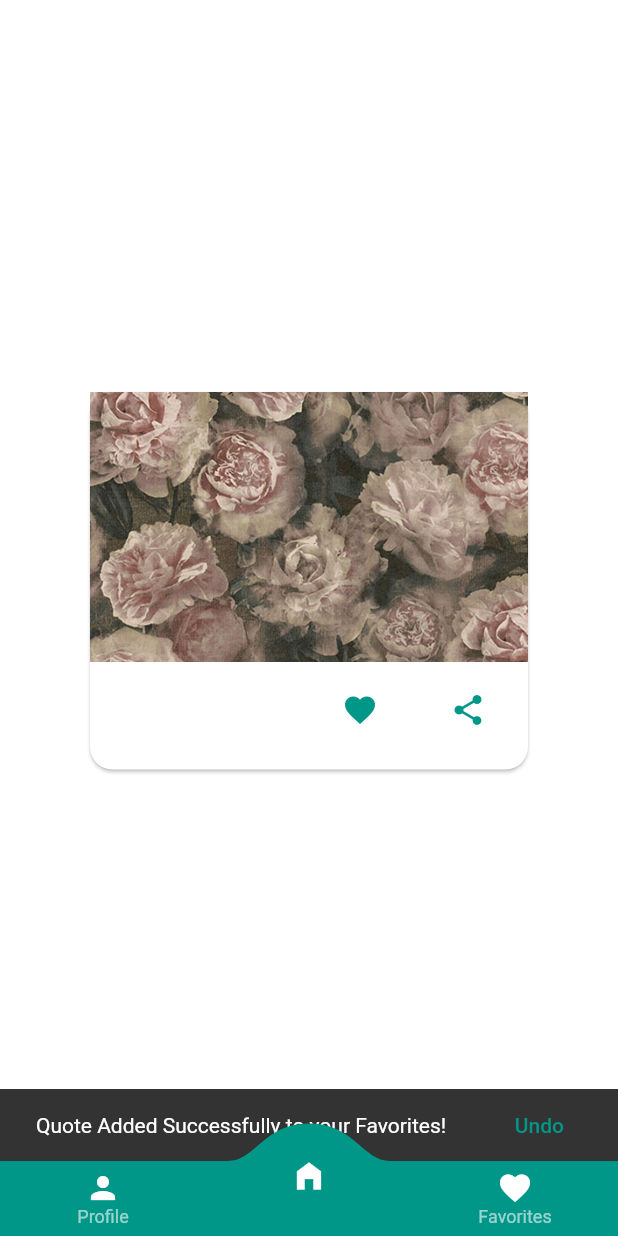
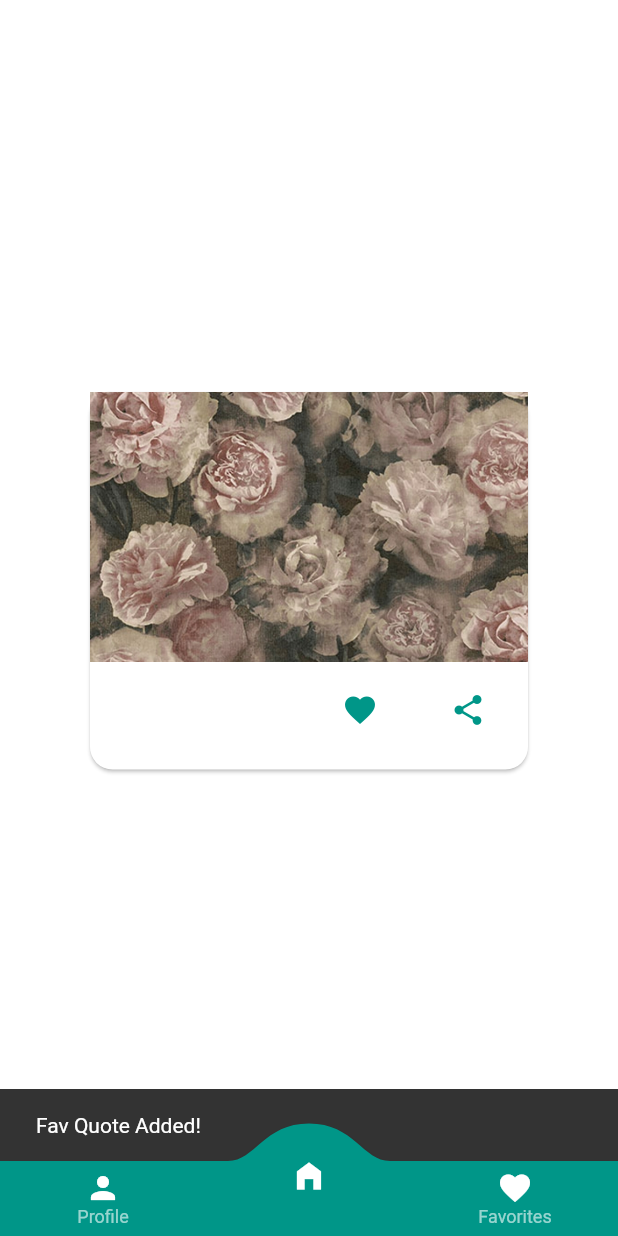
Before and after one commit to SaraAli26/PositiveQuotesApp, a Flutter app: the MyHomePage screen opened directly with empty values, item 2 of the bottom bar chosen, after a tap on the "favorite" icon, on a phone screen of 412 x 824 dp. Run offline on Flutter 3.47's test engine with Material 2 defaults, Android fonts, the phone set to English and light mode, and no system bars; drawn by our look-alikes of convex_bottom_bar; our stand-ins replace cloud_firestore, firebase_core, firebase_database, flutter_secure_storage, shared_preferences; accounts and stored records are empty.

```diff
--- a/lib/Pages/HomePage.dart
+++ b/lib/Pages/HomePage.dart
@@ -102,9 +102,9 @@ class _HomePageState extends State<HomePage> {
                         TextButton(
                           onPressed: () {
                             final snackBar = SnackBar(
-                              content: Text('Quote Added Successfully to your Favorites!'),
+                              content: Text('Fav Quote Added!'),
                               action: SnackBarAction(
-                                label: 'Undo',
+                                label: '',
                                 onPressed: () {
                                   // Some code to undo the change.
                                 },
```
Also changed, not shown: lib/Pages/FavoritesPage.dart (+23 -3 lines), lib/Services/AuthService.dart (+10 -2 lines).
